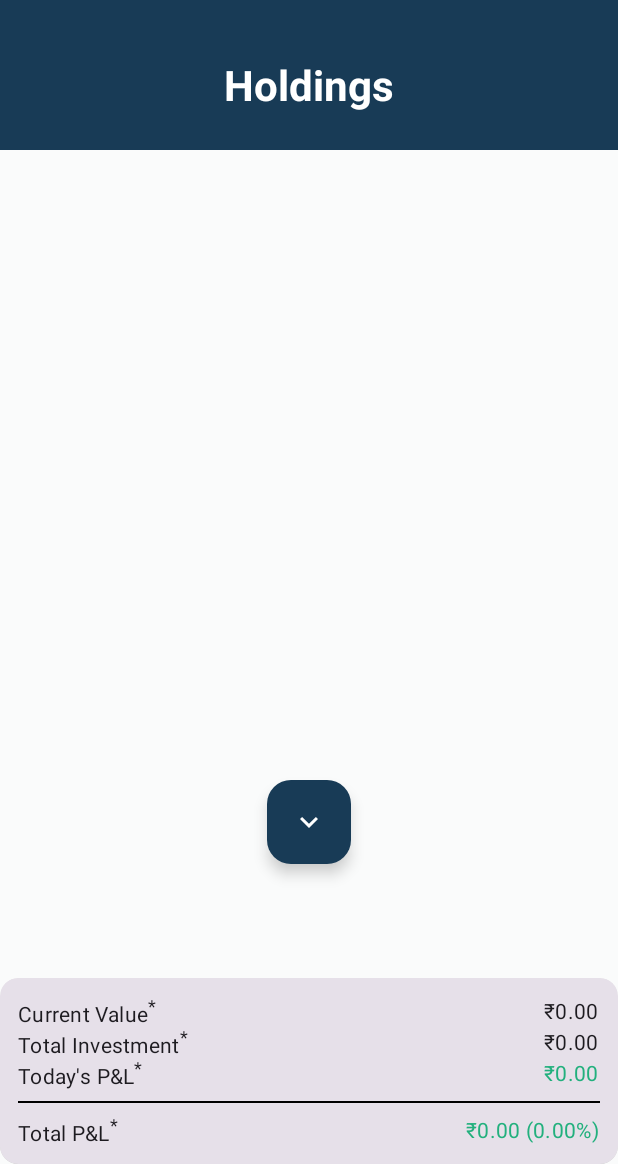
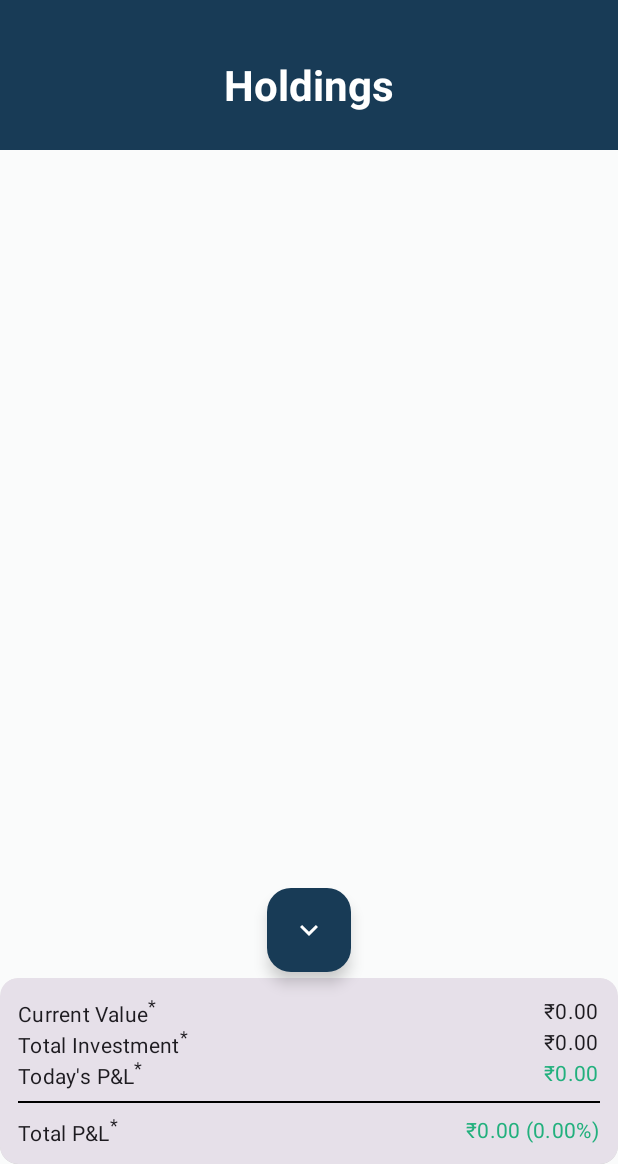
Before and after one commit to Qkprahlad101/Holdings_Portfolio, an Android app built with Jetpack Compose: the screen it shows after launch (MainActivity), after a tap on "Summary", on a phone screen of 412 x 824 dp, the part 72-1236 px from its top. Run offline under Robolectric (Android 15) with nearby library versions, the phone set to English and light mode, and no system bars; our stand-ins replace Room's generated code; network calls fail.

Commit message:
Bottom Summary bar ui updated.

```diff
--- a/app/src/main/java/com/example/holdings_portfolio/presentation/HoldingsScreen.kt
+++ b/app/src/main/java/com/example/holdings_portfolio/presentation/HoldingsScreen.kt
@@ -224,7 +224,7 @@ fun HoldingsScreen(viewModel: HoldingsViewModel = koinViewModel()) {
                 contentColor = Color.White,
                 modifier = Modifier
                     .align(Alignment.BottomCenter)
-                    .padding(bottom = if (isSummaryExpanded.value) 200.dp else 32.dp)
+                    .padding(bottom = if (isSummaryExpanded.value) 128.dp else 32.dp)
             ) {
                 Icon(
                     imageVector = if (isSummaryExpanded.value) Icons.Default.KeyboardArrowDown else Icons.Default.KeyboardArrowUp,
```
